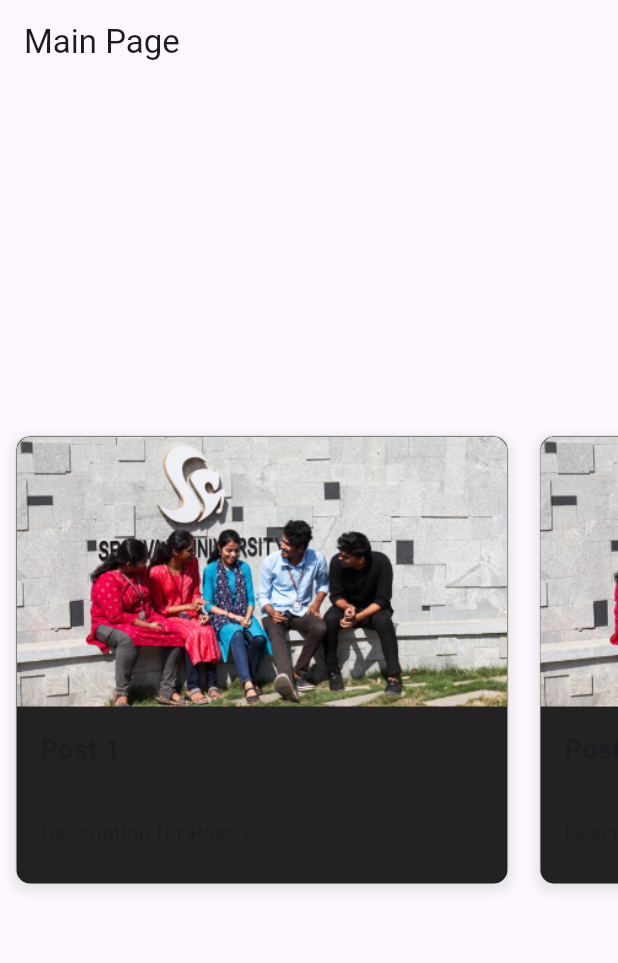
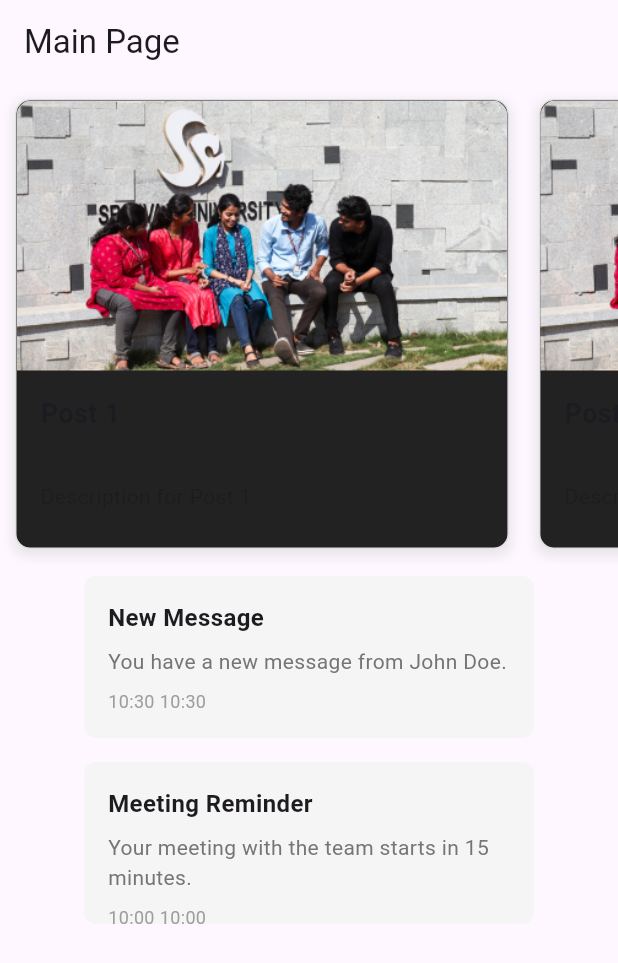
Before and after one commit to Spatikam/Srinivas-University-College-App, a Flutter app: the screen it shows after launch, on a phone screen of 412 x 824 dp. Shown: the top 963 px of the screen. Run offline on Flutter 3.47's test engine with Material 3 defaults, Android fonts, the phone set to English and light mode, and no system bars.

```diff
--- a/lib/screens/views/auth_screen/login_page.dart
+++ b/lib/screens/views/auth_screen/login_page.dart
@@ -1,4 +1,5 @@
 import 'package:flutter/material.dart';
+import 'package:rip_college_app/screens/widget_common/notif_card_list.dart';
 import 'package:rip_college_app/screens/widget_common/post_card_list.dart';
 
 class LoginPage extends StatelessWidget {
@@ -26,12 +27,31 @@ class LoginPage extends StatelessWidget {
       // Add more PostCardData objects as needed
     ];
 
+    List<NotifCardData> notificationsList = [
+      NotifCardData(
+        title: 'New Message',
+        message: 'You have a new message from John Doe.',
+        timestamp: DateTime.now(),
+      ),
+      NotifCardData(
+        title: 'Meeting Reminder',
+        message: 'Your meeting with the team starts in 15 minutes.',
+        timestamp: DateTime.now().subtract(Duration(minutes: 30)),
+      ),
+      // Add more notifications as needed
+    ];
+
     return Scaffold(
       appBar: AppBar(
         title: Text('Main Page'),
       ),
       body: Center(
-        child: PostCardList(postCardData: postCards),
+        child: Column(
+          children: [
+          PostCardList(postCardData: postCards),
+          NotificationListView(notifCardData: notificationsList),
+          ],
+        ),
       ),
     );
   }
--- /dev/null
+++ b/lib/screens/widget_common/notif_card.dart
@@ -0,0 +1,56 @@
+import 'package:flutter/material.dart';
+
+class NotificationCard extends StatelessWidget {
+  final String title;
+  final String message;
+  final DateTime timestamp;
+
+  const NotificationCard({
+    super.key,
+    required this.title,
+    required this.message,
+    required this.timestamp,
+  });
+
+  @override
+  Widget build(BuildContext context) {
+    return Container(
+      height: 108,
+      width: 300,
+      margin: EdgeInsets.symmetric(vertical: 8.0),
+      padding: EdgeInsets.all(16.0),
+      decoration: BoxDecoration(
+        color: Colors.grey[100],
+        borderRadius: BorderRadius.circular(8.0),
+      ),
+      child: Column(
+        crossAxisAlignment: CrossAxisAlignment.start,
+        children: [
+          Text(
+            title,
+            style: TextStyle(
+              fontWeight: FontWeight.bold,
+              fontSize: 16.0,
+            ),
+          ),
+          SizedBox(height: 8.0),
+          Text(
+            message,
+            style: TextStyle(
+              color: Colors.grey[600],
+              fontSize: 14.0,
+            ),
+          ),
+          SizedBox(height: 8.0),
+          Text(
+            '${timestamp.hour.toString().padLeft(2, '0')}:${timestamp.minute.toString().padLeft(2, '0')} ${timestamp.toString().substring(11, 16)}',
+            style: TextStyle(
+              color: Colors.grey[500],
+              fontSize: 12.0,
+            ),
+          ),
+        ],
+      ),
+    );
+  }
+}
--- /dev/null
+++ b/lib/screens/widget_common/notif_card_list.dart
@@ -0,0 +1,36 @@
+import 'package:flutter/material.dart';
+import 'package:rip_college_app/screens/widget_common/notif_card.dart';
+
+class NotifCardData {
+  final String title;
+  final String message;
+  final DateTime timestamp;
+
+  NotifCardData({
+    required this.title,
+    required this.message,
+    required this.timestamp,
+  });
+}
+
+class NotificationListView extends StatelessWidget {
+  final List<NotifCardData> notifCardData;
+
+  const NotificationListView({super.key, required this.notifCardData});
+
+  @override
+  Widget build(BuildContext context) {
+    return SingleChildScrollView(
+      scrollDirection: Axis.vertical,
+      child: Column(
+        children: notifCardData.map((data) {
+          return NotificationCard(
+            title: data.title,
+            message: data.message,
+            timestamp: data.timestamp,
+          );
+        }).toList(),
+      ),
+    );
+  }
+}
--- a/lib/screens/widget_common/post_card.dart
+++ b/lib/screens/widget_common/post_card.dart
@@ -6,11 +6,11 @@ class PostCard extends StatelessWidget {
   final String description;
 
   const PostCard({
-    Key? key,
+    super.key,
     required this.imagePath,
     required this.title,
     required this.description,
-  }) : super(key: key);
+  });
 
   @override
   Widget build(BuildContext context) {
--- a/lib/screens/widget_common/post_card_list.dart
+++ b/lib/screens/widget_common/post_card_list.dart
@@ -16,7 +16,7 @@ class PostCardData {
 class PostCardList extends StatelessWidget {
   final List<PostCardData> postCardData;
 
-  const PostCardList({Key? key, required this.postCardData}) : super(key: key);
+  const PostCardList({super.key, required this.postCardData});
 
   @override
   Widget build(BuildContext context) {
--- a/pubspec.yaml
+++ b/pubspec.yaml
@@ -4,12 +4,13 @@ publish_to: 'none' # Remove this line if you wish to publish to pub.dev
 version: 1.0.0+1
 
 environment:
-  sdk: ^3.6.1
+  sdk: ^3.6.0
 
 dependencies:
   flutter:
     sdk: flutter
   cupertino_icons: ^1.0.8
+  supabase_flutter: ^2.6.0
 
 dev_dependencies:
   flutter_test:
```
Also changed, not shown: lib/main.dart (line endings or trailing spaces), pubspec.lock, 7 other files.
